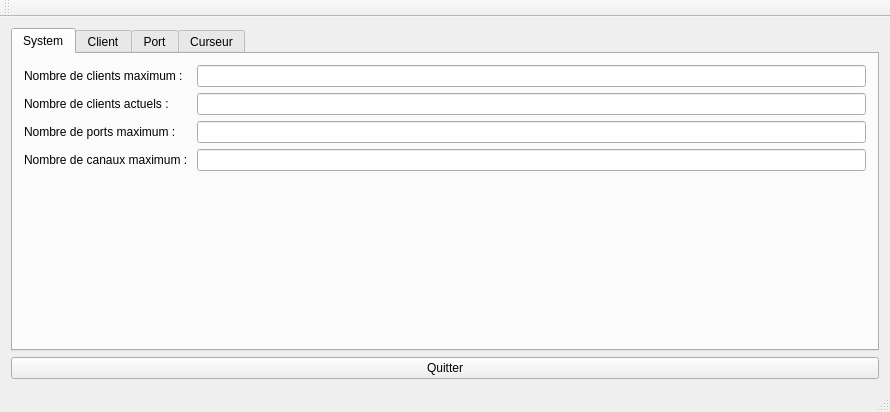
Before: the Qt Designer form mainwindow.ui in Dagal/CurseurMidi, drawn with Qt 5.
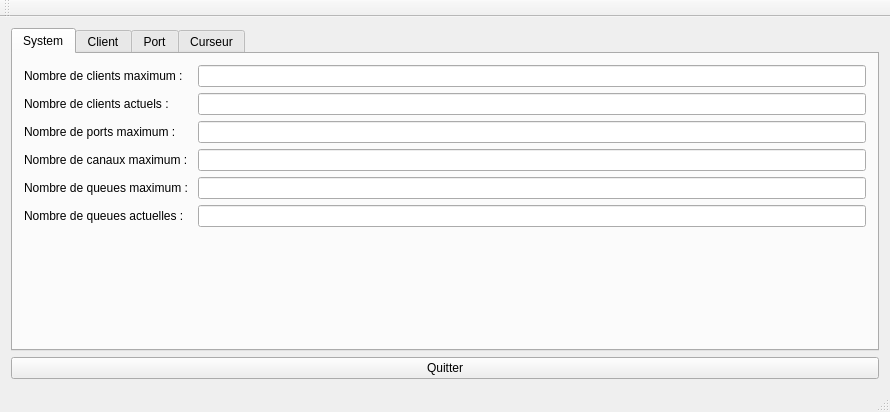
After: the same form once the commit is applied.

Diff of the .ui file:
```diff
--- a/mainwindow.ui
+++ b/mainwindow.ui
@@ -68,6 +68,26 @@
         <item row="3" column="1">
          <widget class="QLineEdit" name="maxChannelsLineEdit"/>
         </item>
+        <item row="4" column="0">
+         <widget class="QLabel" name="maxQueuesLabel">
+          <property name="text">
+           <string>Nombre de queues maximum : </string>
+          </property>
+         </widget>
+        </item>
+        <item row="5" column="0">
+         <widget class="QLabel" name="currentQueuesLabel">
+          <property name="text">
+           <string>Nombre de queues actuelles : </string>
+          </property>
+         </widget>
+        </item>
+        <item row="4" column="1">
+         <widget class="QLineEdit" name="maxQueuesLineEdit"/>
+        </item>
+        <item row="5" column="1">
+         <widget class="QLineEdit" name="currentQueuesLineEdit"/>
+        </item>
        </layout>
       </widget>
       <widget class="QWidget" name="clientTab">
```
